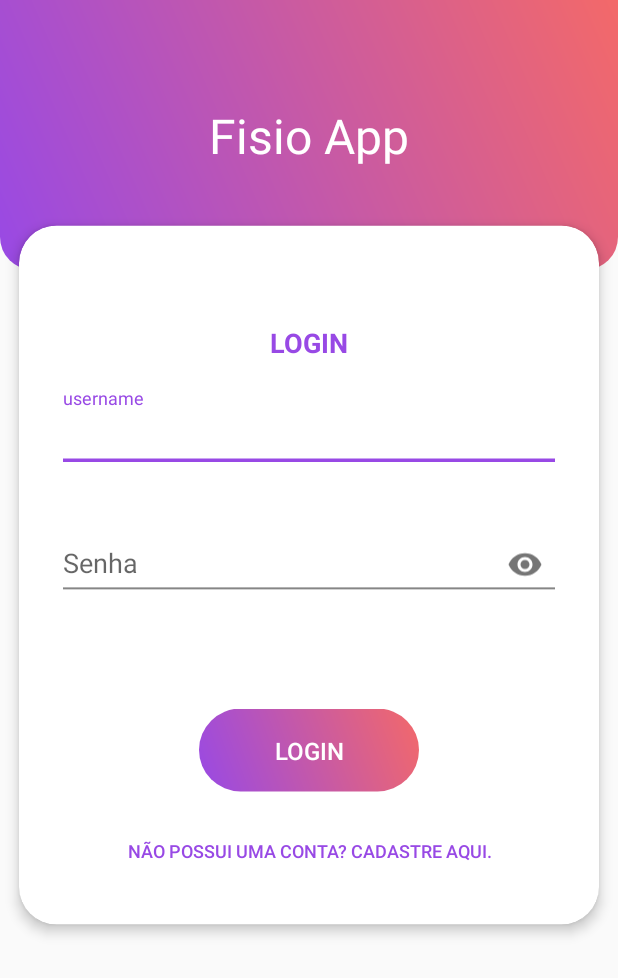
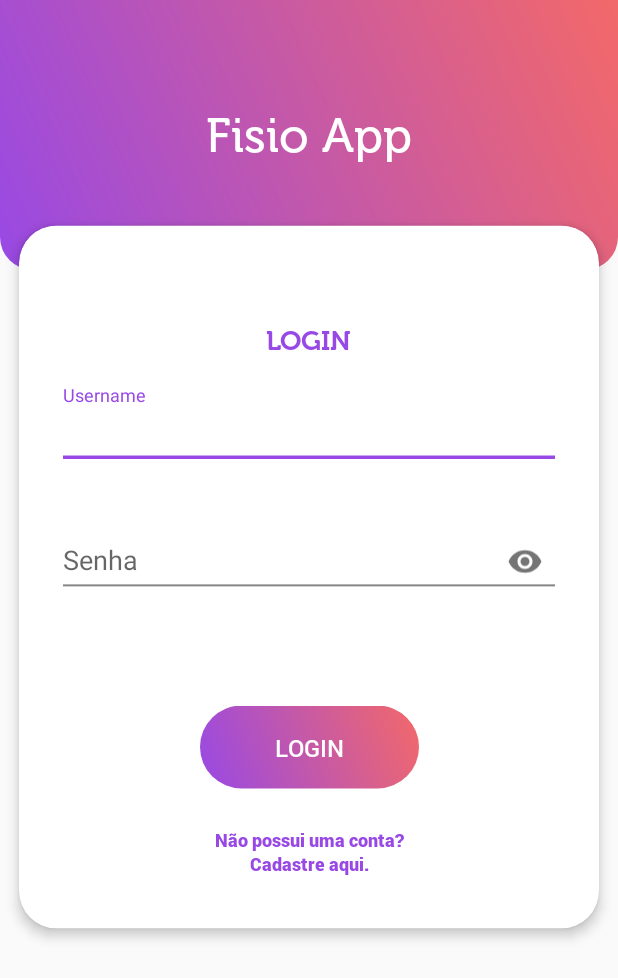
Before and after one commit to jvictororiz/FisioApp, an Android app: the screen it shows after launch (LoginActivity), on a phone screen of 412 x 824 dp. Shown: the top 978 px of the screen. Run offline under Robolectric (Android 15) with nearby library versions, the phone set to English and light mode, and no system bars; our stand-ins replace Room's generated code; libraries missing offline, so code that uses them is left out: br.com.simplepass; plain views replace CircularProgressButton.

Commit message:
colocando font

```diff
--- a/app/src/main/AndroidManifest.xml
+++ b/app/src/main/AndroidManifest.xml
@@ -17,7 +17,7 @@
         android:roundIcon="@mipmap/ic_launcher_round"
         android:supportsRtl="true"
         android:theme="@style/StyleLogged">
-        <activity android:name=".ui.activity.AdminHomeActivity"></activity>
+        <activity android:name=".ui.activity.AdminHomeActivity" />
         <activity android:name=".ui.activity.UserHomeActivity" />
         <activity
             android:name=".ui.activity.SplashActivity"
--- a/app/src/main/res/drawable/ic_back_color_primary.xml
+++ b/app/src/main/res/drawable/ic_back_color_primary.xml
@@ -1,4 +1,4 @@
-<vector android:height="24dp" android:tint="@color/colorPrimary"
+<vector android:height="24dp" android:tint="#9849e5"
     android:viewportHeight="24.0" android:viewportWidth="24.0"
     android:width="24dp" xmlns:android="http://schemas.android.com/apk/res/android">
     <path android:fillColor="#FF000000" android:pathData="M21,11H6.83l3.58,-3.59L9,6l-6,6 6,6 1.41,-1.41L6.83,13H21z"/>
--- /dev/null
+++ b/app/src/main/res/font/museo.xml
@@ -0,0 +1,22 @@
+<?xml version="1.0" encoding="utf-8"?>
+<font-family
+    xmlns:app="http://schemas.android.com/apk/res-auto">
+    <font
+        app:font="@font/museo500_regular"
+        app:fontStyle="normal"
+        app:fontWeight="400"
+        />
+
+    <font
+        app:font="@font/museo300_italic"
+        app:fontStyle="italic"
+        app:fontWeight="400"
+        />
+
+    <font
+        app:font="@font/museo700_regular"
+        app:fontStyle="normal"
+        app:fontWeight="600"
+        />
+
+</font-family>
--- a/app/src/main/res/layout/login_activity.xml
+++ b/app/src/main/res/layout/login_activity.xml
@@ -17,6 +17,7 @@
         android:layout_width="wrap_content"
         android:layout_height="wrap_content"
         android:text="@string/app_name"
+        android:fontFamily="@font/museo"
         android:textColor="@color/white"
         android:textSize="32sp"
         app:layout_constraintBottom_toBottomOf="@+id/top_view"
@@ -45,6 +46,7 @@
                 android:layout_width="wrap_content"
                 android:layout_height="wrap_content"
                 android:layout_marginTop="40dp"
+                android:fontFamily="@font/museo"
                 android:text="@string/login"
                 android:textSize="18sp"
                 android:textStyle="bold"
@@ -125,13 +127,16 @@
                 android:id="@+id/tv_register"
                 android:paddingLeft="6dp"
                 android:paddingRight="6dp"
+                android:fontFamily="@font/roboto_black"
                 style="@style/Widget.AppCompat.Button.Borderless"
+                android:textStyle="bold"
                 android:text="@string/n_o_possui_uma_conta_cadastre_aqui"
                 app:layout_constraintRight_toRightOf="parent"
                 app:layout_constraintLeft_toLeftOf="parent"
                 app:layout_constraintBottom_toBottomOf="parent"
                 android:layout_width="wrap_content"
                 android:gravity="center"
+                android:textAllCaps="false"
                 android:textSize="12sp"
                 android:layout_height="wrap_content"/>
 
--- a/app/src/main/res/values/strings.xml
+++ b/app/src/main/res/values/strings.xml
@@ -4,8 +4,8 @@
     <string name="senha">Senha</string>
     <string name="esqueci_a_senha">Esqueci a senha</string>
     <string name="cadastrar">Cadastrar</string>
-    <string name="username">username</string>
-    <string name="n_o_possui_uma_conta_cadastre_aqui">Não possui uma conta? Cadastre aqui.</string>
+    <string name="username">Username</string>
+    <string name="n_o_possui_uma_conta_cadastre_aqui">Não possui uma conta?\nCadastre aqui.</string>
     <string name="user_invalid">Usuário inválido</string>
     <string name="password_invalid">Senha inválida</string>
     <string name="sessao_expirada">Sessão expirada</string>
--- /dev/null
+++ b/app/src/main/res/values/styles.xml
@@ -0,0 +1,49 @@
+<resources xmlns:tools="http://schemas.android.com/tools">
+
+    <!-- Base application theme. -->
+    <style name="StyleLogin" parent="Theme.AppCompat.Light.NoActionBar">
+        <!-- Customize your theme here. -->
+        <item name="colorPrimary">@color/colorPrimary</item>
+        <item name="colorPrimaryDark">@color/colorPrimaryDark</item>
+        <item name="colorAccent">@color/colorAccent</item>
+        <item name="android:textColor">@color/colorPrimary</item>
+        <item name="buttonStyle">@style/StyleLogin.ButtonStyle</item>
+        <item name="editTextColor">@color/colorPrimary</item>
+        <item name="android:textViewStyle">@style/TextStyle</item>
+    </style>
+
+    <style name="StyleLogged" parent="Theme.Design.Light.NoActionBar">
+        <!-- Customize your theme here. -->
+        <item name="colorPrimary">@color/colorPrimary</item>
+        <item name="colorPrimaryDark">@color/colorPrimaryDark</item>
+        <item name="colorAccent">@color/colorAccent</item>
+        <item name="android:textColor">@color/colorLetter</item>
+        <item name="android:windowBackground">@color/white</item>
+        <item name="buttonStyle">@style/StyleLogged.ButtonStyle</item>
+        <item name="android:textViewStyle">@style/TextStyle</item>
+    </style>
+
+
+    <style name="TextStyle" parent="android:Widget.TextView">
+        <item name="android:fontFamily">@font/roboto_medium</item>
+    </style>
+
+    <style name="StyleLogin.ButtonStyle">
+        <item name="android:background">@drawable/shape_button_circle_gradient</item>
+        <item name="android:padding">10dp</item>
+        <item name="android:gravity">center</item>
+        <item name="android:textSize">16sp</item>
+        <item name="android:fontFamily">@font/roboto_medium</item>
+        <item name="android:textColor">@color/white</item>
+    </style>
+
+    <style name="StyleLogged.ButtonStyle">
+        <item name="android:padding">10dp</item>
+        <item name="android:fontFamily">@font/roboto_medium</item>
+        <item name="android:gravity">center</item>
+        <item name="android:textSize">16sp</item>
+        <item name="android:background">@drawable/shape_button_circle_gradient</item>
+        <item name="android:textColor">@color/white</item>
+    </style>
+
+</resources>
--- a/app/src/main/res/values/styles_logged.xml
+++ /dev/null
@@ -1,21 +0,0 @@
-<resources>
-
-    <!-- Base application theme. -->
-    <style name="StyleLogged" parent="Theme.Design.Light.NoActionBar">
-        <!-- Customize your theme here. -->
-        <item name="colorPrimary">@color/colorPrimary</item>
-        <item name="colorPrimaryDark">@color/colorPrimaryDark</item>
-        <item name="colorAccent">@color/colorAccent</item>
-        <item name="android:textColor">@color/colorLetter</item>
-        <item name="android:windowBackground">@color/white</item>
-        <item name="buttonStyle">@style/StyleLogged.ButtonStyle</item>
-    </style>
-
-    <style name="StyleLogged.ButtonStyle">
-        <item name="android:padding">10dp</item>
-        <item name="android:gravity">center</item>
-        <item name="android:textSize">16sp</item>
-        <item name="android:background">@drawable/shape_button_circle_gradient</item>
-        <item name="android:textColor">@color/white</item>
-    </style>
-</resources>
--- a/app/src/main/res/values/styles_login.xml
+++ /dev/null
@@ -1,24 +0,0 @@
-<resources xmlns:tools="http://schemas.android.com/tools">
-
-    <!-- Base application theme. -->
-    <style name="StyleLogin" parent="Theme.AppCompat.Light.NoActionBar">
-        <!-- Customize your theme here. -->
-        <item name="colorPrimary">@color/colorPrimary</item>
-        <item name="colorPrimaryDark">@color/colorPrimaryDark</item>
-        <item name="colorAccent">@color/colorAccent</item>
-        <item name="android:textColor">@color/colorPrimary</item>
-        <item name="buttonStyle">@style/StyleLogin.ButtonStyle</item>
-        <item name="editTextColor">@color/colorPrimary</item>
-    </style>
-
-    <style name="StyleLogin.ButtonStyle">
-        <item name="android:background">@drawable/shape_button_circle_gradient</item>
-        <item name="android:padding">10dp</item>
-        <item name="android:gravity">center</item>
-        <item name="android:textSize">16sp</item>
-        <item name="android:textColor">@color/white</item>
-    </style>
-
-
-
-</resources>
--- a/build.gradle
+++ b/build.gradle
@@ -1,5 +1,5 @@
 buildscript {
-    ext.kotlin_version = '1.3.50'
+    ext.kotlin_version = '1.3.61'
     repositories {
         jcenter()
         maven { url "https://maven.google.com" }
```
Also changed, not shown: app/src/main/res/font/roboto.xml (added, +22 -0 lines), app/src/main/res/font/museo100_regular.otf (added), app/src/main/res/font/museo300_italic.otf (added), app/src/main/res/font/museo500_regular.otf (added), app/src/main/res/font/museo700_regular.otf (added), app/src/main/res/font/museo900_regular.otf (added), app/src/main/res/font/museo_300_regular.otf (added), app/src/main/res/font/roboto_black.ttf (added), app/src/main/res/font/roboto_bold.ttf (added), app/src/main/res/font/roboto_medium.ttf (added).
